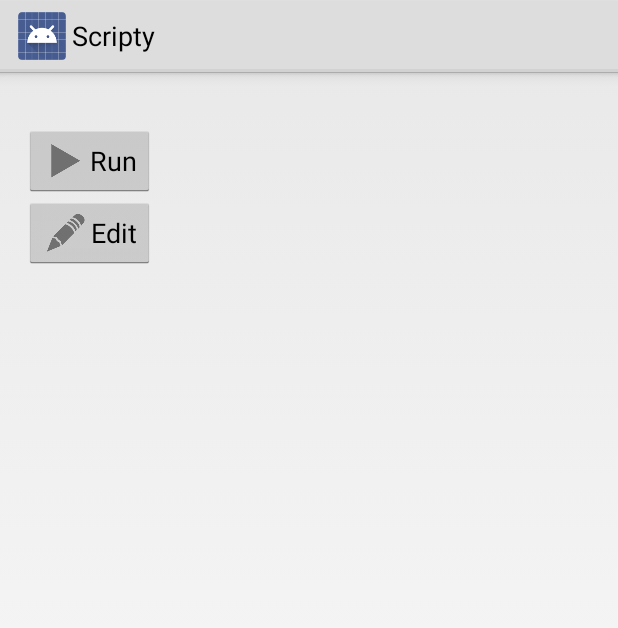
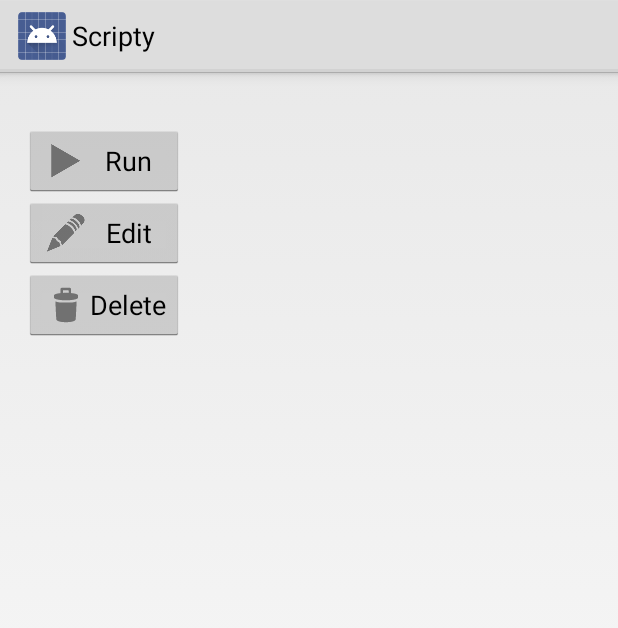
Before and after one commit to luispablo/scripty, an Android app: the layout activity_command_actions.xml on its own in the app's theme, with its tools: preview values and no code run, on a phone screen of 412 x 824 dp. Shown: the top 628 px of the screen. Run offline under Robolectric (Android 15) with nearby library versions, the light colour scheme and no system bars.

Commit message:
#9: Borrar un comando en la base local

```diff
--- a/scripty/src/main/java/com/duam/scripty/ScriptyHelper.java
+++ b/scripty/src/main/java/com/duam/scripty/ScriptyHelper.java
@@ -124,6 +124,10 @@ public class ScriptyHelper extends SQLiteOpenHelper {
         getWritableDatabase().update(COMMANDS_TABLE_NAME, values(command), ID+" = ?", new String[]{String.valueOf(command.get_id())});
     }
 
+    public int deleteCommand(long id) {
+        return getWritableDatabase().delete(COMMANDS_TABLE_NAME, ID+ " = ?", new String[]{String.valueOf(id)});
+    }
+
     public void insertServer(Server server) {
         ContentValues values = new ContentValues();
         values.put(USER_ID, server.getUserId());
--- a/scripty/src/main/res/layout/activity_command_actions.xml
+++ b/scripty/src/main/res/layout/activity_command_actions.xml
@@ -30,4 +30,12 @@
         android:drawableLeft="@drawable/ic_action_edit"
         android:textAlignment="center" />
 
+    <Button
+        android:layout_width="fill_parent"
+        android:layout_height="wrap_content"
+        android:text="@string/delete"
+        android:id="@+id/btnDeleteCommand"
+        android:drawableLeft="@drawable/ic_action_discard"
+        android:textAlignment="center" />
+
 </LinearLayout>
--- a/scripty/src/main/res/values/strings.xml
+++ b/scripty/src/main/res/values/strings.xml
@@ -17,6 +17,7 @@
     <string name="cancel">Cancel</string>
     <string name="run">Run</string>
     <string name="edit">Edit</string>
+    <string name="delete">Delete</string>
 
     <!-- Messages -->
     <string name="server_saved">Server successfully saved</string>
```
Also changed, not shown: scripty/src/main/java/com/duam/scripty/CommandActionsActivity.java (+16 -0 lines), scripty/src/main/java/com/duam/scripty/CommandFragment.java (+12 -4 lines), scripty/src/main/res/drawable-hdpi/.thumbnails/ic_action_discard.png.png (added), scripty/src/main/res/drawable-hdpi/ic_action_discard.png (added), scripty/src/main/res/drawable-mdpi/.thumbnails/ic_action_discard.png.png (added), scripty/src/main/res/drawable-mdpi/ic_action_discard.png (added), scripty/src/main/res/drawable-xhdpi/.thumbnails/ic_action_discard.png.png (added), scripty/src/main/res/drawable-xhdpi/ic_action_discard.png (added), scripty/src/main/res/drawable-xxhdpi/.thumbnails/ic_action_discard.png.png (added), scripty/src/main/res/drawable-xxhdpi/ic_action_discard.png (added).
